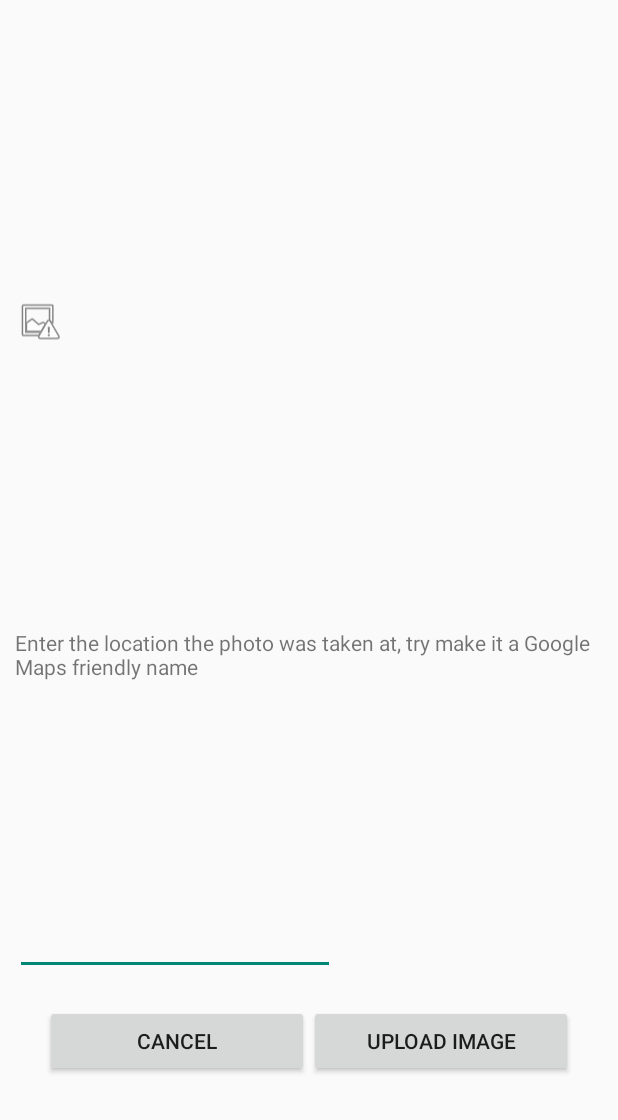
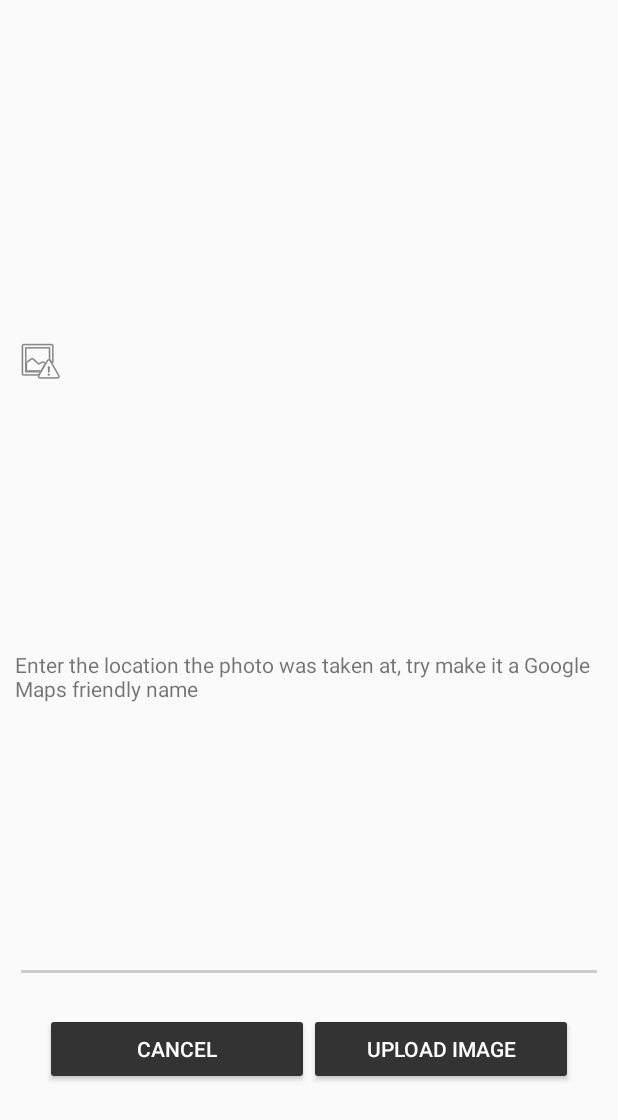
Before and after one commit to VoltarianCode/hanselgram-android, an Android app: the layout activity_confirmation.xml on its own in the app's theme, with its tools: preview values and no code run, on a phone screen of 412 x 824 dp. Shown: the top 1120 px of the screen. Run offline under Robolectric (Android 15) with nearby library versions, the phone set to English and light mode, and no system bars.

Commit message:
fixed UI issues, added compatibility with Android API 19-25

```diff
--- a/app/src/main/java/app/voltarian/hanselgram/MainActivity.java
+++ b/app/src/main/java/app/voltarian/hanselgram/MainActivity.java
@@ -23,8 +23,10 @@ import android.view.View;
 import android.widget.AdapterView;
 import android.widget.ArrayAdapter;
 import android.widget.ListView;
+import android.widget.TextView;
 import android.widget.Toast;
 
+import com.google.android.gms.vision.text.Text;
 import com.parse.FindCallback;
 import com.parse.ParseAnalytics;
 import com.parse.ParseException;
@@ -115,6 +117,10 @@ public class MainActivity extends AppCompatActivity {
             }
         });
 
+        if (ParseUser.getCurrentUser() != null){
+            TextView textView = (TextView) findViewById(R.id.logged_in_as);
+            textView.setText("Logged in as: " + ParseUser.getCurrentUser().getUsername());
+        }
 
 
         Log.d(TAG, "Activity Created and Set Up");
--- a/app/src/main/java/app/voltarian/hanselgram/SignupActivity.java
+++ b/app/src/main/java/app/voltarian/hanselgram/SignupActivity.java
@@ -181,9 +181,11 @@ public class SignupActivity extends AppCompatActivity implements View.OnClickLis
 
     @Override
     public void onBackPressed() {
-        // Disable going back to the MainActivity
-        Intent intent = new Intent(this, LoginActivity.class);
+        Intent intent = new Intent(getApplicationContext(), LoginActivity.class);
+        intent.setFlags(Intent.FLAG_ACTIVITY_CLEAR_TOP);
         startActivity(intent);
+        finish();
+        overridePendingTransition(R.anim.push_right_in, R.anim.push_right_out);
     }
 
 
--- a/app/src/main/java/app/voltarian/hanselgram/StarterApplication.java
+++ b/app/src/main/java/app/voltarian/hanselgram/StarterApplication.java
@@ -9,6 +9,7 @@
 package app.voltarian.hanselgram;
 
 import android.app.Application;
+import android.support.multidex.MultiDexApplication;
 import android.util.Log;
 
 import com.parse.Parse;
@@ -19,7 +20,7 @@ import com.parse.ParseUser;
 import com.parse.SaveCallback;
 
 
-public class StarterApplication extends Application {
+public class StarterApplication extends MultiDexApplication {
 
     @Override
     public void onCreate() {
--- a/app/src/main/res/layout/activity_confirmation.xml
+++ b/app/src/main/res/layout/activity_confirmation.xml
@@ -8,11 +8,18 @@
     android:orientation="vertical"
     android:padding="10dp"
     tools:context="app.voltarian.hanselgram.ConfirmationActivity">
-
+    <TextView
+        android:layout_width="match_parent"
+        android:layout_height="wrap_content"
+        android:textColor="@color/black"
+        android:layout_marginTop="5dp"
+        android:textSize="20dp"
+        android:id="@+id/confirm_upload"/>
     <ImageView
         android:id="@+id/image_for_upload"
         android:layout_width="wrap_content"
         android:layout_height="wrap_content"
+        android:layout_marginTop="5dp"
         android:layout_weight="5"
         android:layout_centerHorizontal="true"
         app:srcCompat="@android:drawable/ic_menu_report_image" />
@@ -30,8 +37,10 @@
         android:layout_height="wrap_content"
         android:layout_weight="1"
         android:layout_centerHorizontal="true"
-        android:ems="10"
-        android:inputType="textMultiLine" />
+        android:ems="20"
+        android:textColor="@color/black"
+        android:inputType="text"
+        android:theme="@style/AppTheme.Dark" />
 
     <LinearLayout
         android:layout_width="match_parent"
@@ -46,14 +55,16 @@
             android:layout_width="match_parent"
             android:layout_height="wrap_content"
             android:layout_weight="1"
-            android:text="Cancel" />
+            android:text="Cancel"
+            android:theme="@style/AppTheme.Dark" />
 
         <Button
             android:id="@+id/confirmUploadButton"
             android:layout_width="match_parent"
             android:layout_height="wrap_content"
             android:layout_weight="1"
-            android:text="Upload Image" />
+            android:text="Upload Image"
+            android:theme="@style/AppTheme.Dark" />
 
     </LinearLayout>
 
--- a/app/src/main/res/values/styles.xml
+++ b/app/src/main/res/values/styles.xml
@@ -2,7 +2,18 @@
 
     <!-- Base application theme. -->
     <style name="AppTheme" parent="Theme.AppCompat.Light">
-        <!-- Customize your theme here. -->
+        <item name="colorPrimary">@color/white</item>
+        <item name="colorPrimaryDark">@color/primary_dark</item>
+        <item name="colorAccent">@color/accent</item>
+
+        <item name="android:windowBackground">@color/primary</item>
+
+        <item name="colorControlNormal">@color/black</item>
+        <item name="colorControlActivated">@color/monsoon</item>
+        <item name="colorControlHighlight">@color/oil</item>
+        <item name="android:textColorHint">@color/monsoon</item>
+
+        <item name="colorButtonNormal">@color/primary_darker</item>
     </style>
 
     <style name="AppTheme.Dark" parent="Theme.AppCompat.NoActionBar">
```
Also changed, not shown: app/build.gradle (+6 -6 lines), app/src/main/AndroidManifest.xml (+3 -5 lines), app/src/main/java/app/voltarian/hanselgram/ConfirmationActivity.java (+55 -18 lines), app/src/main/java/app/voltarian/hanselgram/UserFeedActivity.java (+22 -11 lines), app/src/main/res/layout/activity_main.xml (+6 -1 lines).
